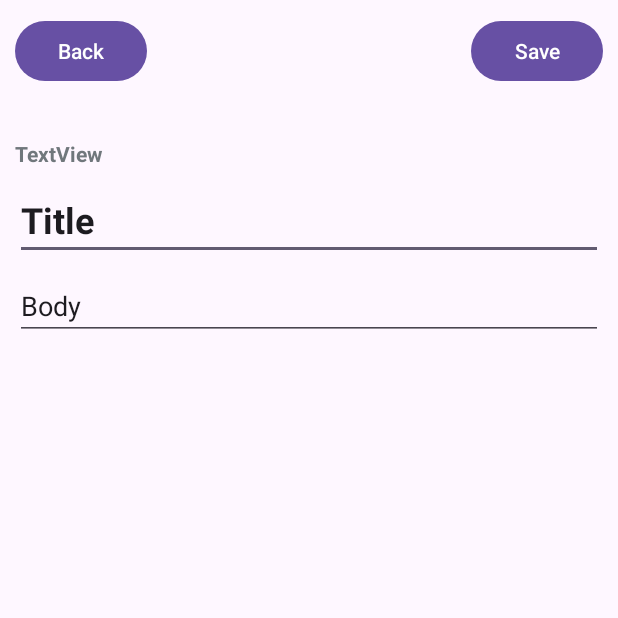
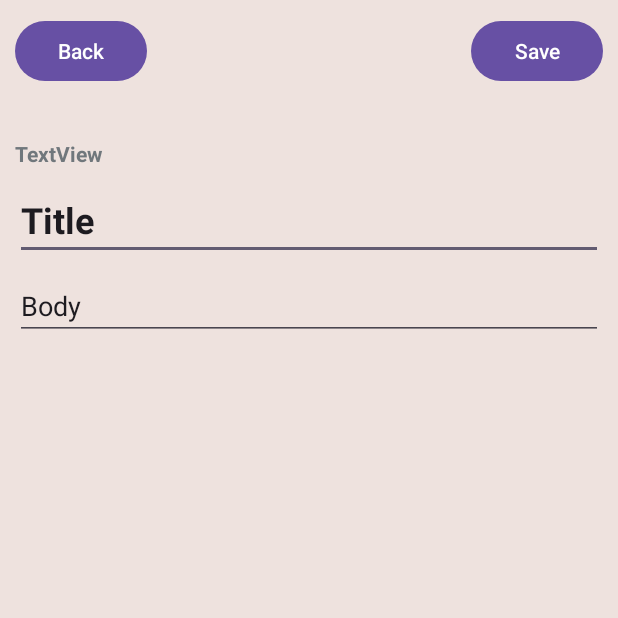
Before and after one commit to Diffyyy/Guery-Android, an Android app: the EditPostActivity screen opened directly, with no data from a screen before it, on a phone screen of 412 x 824 dp, the top half of it. Run offline under Robolectric (Android 15) with nearby library versions, the phone set to English and light mode, and no system bars.

Commit message:
Added Background Color

```diff
--- a/app/src/main/res/layout/activity_edit_post.xml
+++ b/app/src/main/res/layout/activity_edit_post.xml
@@ -3,18 +3,19 @@
     xmlns:app="http://schemas.android.com/apk/res-auto"
     xmlns:tools="http://schemas.android.com/tools"
     android:layout_width="match_parent"
-    android:layout_height="match_parent">
+    android:layout_height="match_parent"
+    android:background="@color/standard_background">
 
     <androidx.constraintlayout.widget.ConstraintLayout
         android:id="@+id/header"
         android:layout_width="match_parent"
         android:layout_height="0dp"
-        app:layout_constraintTop_toTopOf="parent"
-        app:layout_constraintStart_toStartOf="parent"
+        android:layout_margin="10dp"
+        app:layout_constraintBottom_toTopOf="@+id/guideline"
         app:layout_constraintEnd_toEndOf="parent"
         app:layout_constraintEnd_toStartOf="@+id/guideline"
-        app:layout_constraintBottom_toTopOf="@+id/guideline"
-        android:layout_margin="10dp">
+        app:layout_constraintStart_toStartOf="parent"
+        app:layout_constraintTop_toTopOf="parent">
 
         <Button
             android:id="@+id/btn_back"
@@ -46,12 +47,11 @@
         android:id="@+id/body"
         android:layout_width="match_parent"
         android:layout_height="0dp"
-        app:layout_constraintTop_toBottomOf="@+id/guideline"
+        android:layout_margin="10dp"
+        app:layout_constraintBottom_toBottomOf="parent"
+        app:layout_constraintEnd_toEndOf="parent"
         app:layout_constraintStart_toStartOf="parent"
-        app:layout_constraintEnd_toEndOf="parent"
-        app:layout_constraintBottom_toBottomOf="parent"
-        android:layout_margin="10dp"
-        >
+        app:layout_constraintTop_toBottomOf="@+id/guideline">
 
         <TextView
             android:id="@+id/txt_game"
@@ -60,34 +60,34 @@
             android:text="TextView"
             android:textColor="@color/gray"
             android:textStyle="bold"
-            app:layout_constraintTop_toTopOf="parent"
+            app:layout_constraintEnd_toEndOf="parent"
             app:layout_constraintStart_toStartOf="parent"
-            app:layout_constraintEnd_toEndOf="parent"/>
+            app:layout_constraintTop_toTopOf="parent" />
 
         <EditText
             android:id="@+id/txt_title"
             android:layout_width="match_parent"
             android:layout_height="wrap_content"
+            android:layout_marginTop="8dp"
             android:ems="10"
             android:inputType="text"
-            android:layout_marginTop="8dp"
             android:text="Title"
             android:textSize="24sp"
             android:textStyle="bold"
-            app:layout_constraintTop_toBottomOf="@id/txt_game"
+            app:layout_constraintEnd_toEndOf="parent"
             app:layout_constraintStart_toStartOf="parent"
-            app:layout_constraintEnd_toEndOf="parent"/>
+            app:layout_constraintTop_toBottomOf="@id/txt_game" />
 
         <EditText
             android:id="@+id/txt_body"
             android:layout_width="match_parent"
             android:layout_height="wrap_content"
+            android:layout_marginTop="8dp"
             android:ems="10"
             android:inputType="text"
-            android:layout_marginTop="8dp"
             android:text="Body"
-            app:layout_constraintTop_toBottomOf="@id/txt_title"
+            app:layout_constraintEnd_toEndOf="parent"
             app:layout_constraintStart_toStartOf="parent"
-            app:layout_constraintEnd_toEndOf="parent"/>
+            app:layout_constraintTop_toBottomOf="@id/txt_title" />
     </androidx.constraintlayout.widget.ConstraintLayout>
 </androidx.constraintlayout.widget.ConstraintLayout>
--- a/app/src/main/res/layout/activity_home.xml
+++ b/app/src/main/res/layout/activity_home.xml
@@ -11,6 +11,7 @@
         android:layout_width="match_parent"
         android:layout_height="0dp"
 
+        android:background="@color/standard_background"
         app:layout_constraintBottom_toTopOf="@+id/guideline"
         app:layout_constraintEnd_toEndOf="parent"
         app:layout_constraintStart_toStartOf="parent"
--- a/app/src/main/res/layout/activity_post_details.xml
+++ b/app/src/main/res/layout/activity_post_details.xml
@@ -11,6 +11,7 @@
     <androidx.constraintlayout.widget.ConstraintLayout
         android:layout_width="match_parent"
         android:layout_height="0dp"
+        android:background="@color/standard_background"
         app:layout_constraintBottom_toTopOf="@+id/guideline6"
         app:layout_constraintEnd_toEndOf="parent"
         app:layout_constraintStart_toStartOf="parent"
@@ -71,7 +72,8 @@
         <ScrollView
             android:id="@+id/scrollView"
             android:layout_width="match_parent"
-            android:layout_height="0dp">
+            android:layout_height="0dp"
+            android:background="@color/standard_background">
 
             <androidx.constraintlayout.widget.ConstraintLayout
                 android:id="@+id/post_details_cl"
```
Also changed, not shown: app/src/main/res/layout/activity_edit_profile.xml (+21 -23 lines).
